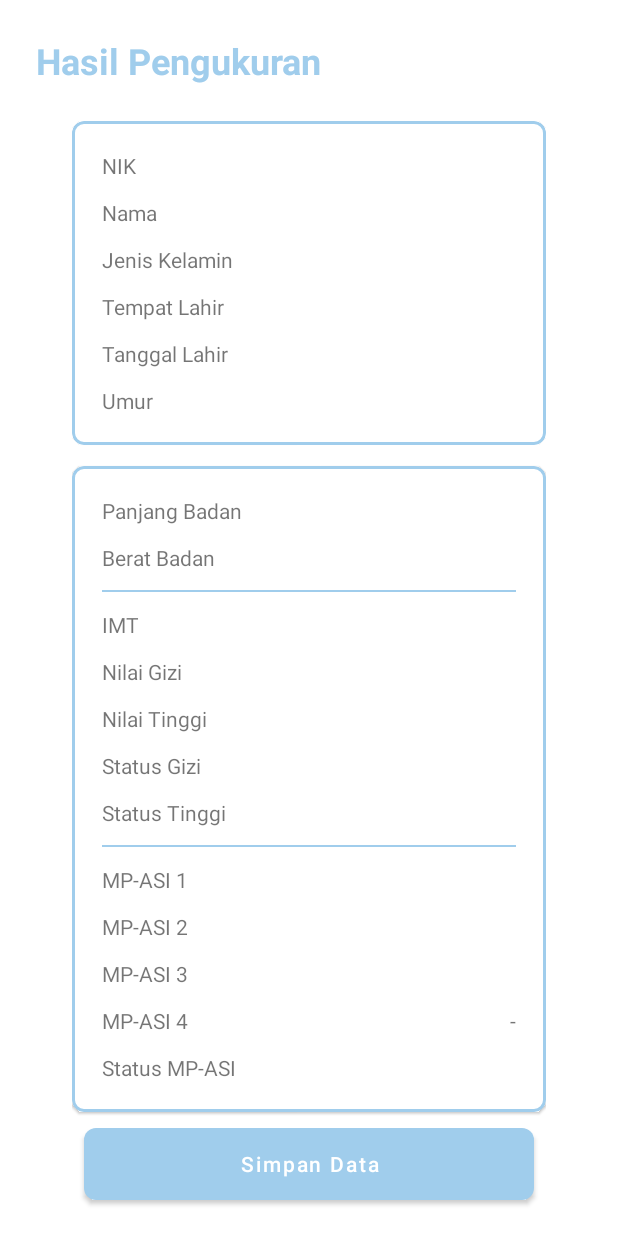
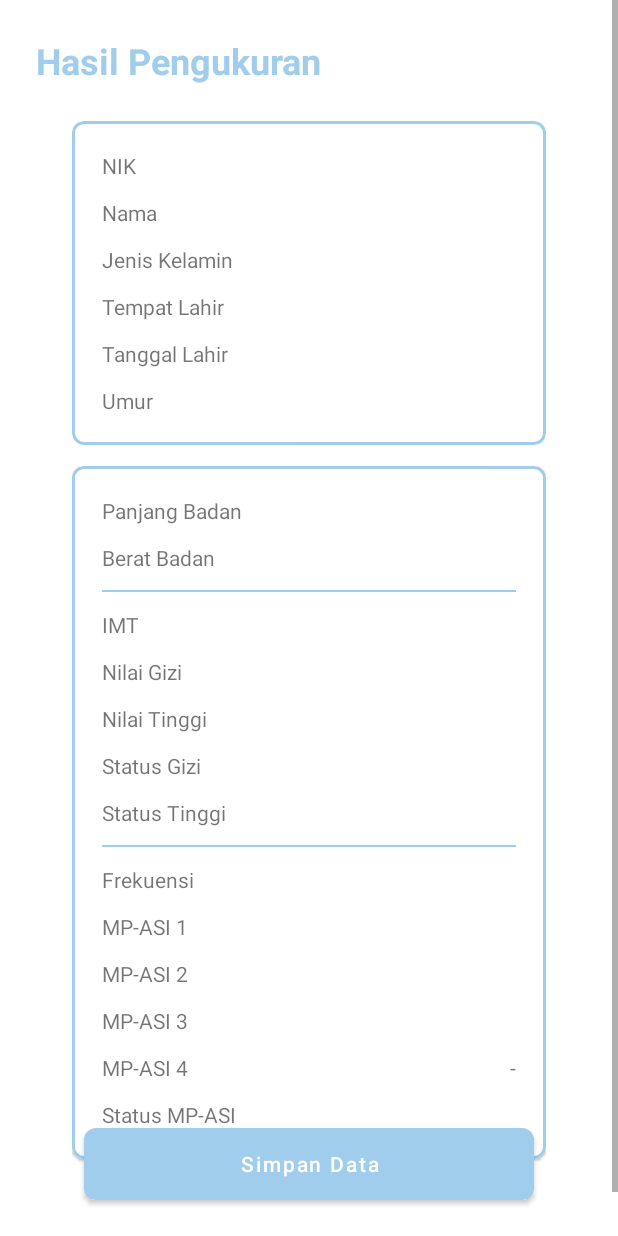
Before and after one commit to RikySaepuloh/HealthyBaby, an Android app: the layout activity_result.xml on its own in the app's theme, with its tools: preview values and no code run, on a phone screen of 412 x 824 dp. Run offline under Robolectric (Android 15) with nearby library versions, the phone set to English and light mode, and no system bars.

Commit message:
Perbaikan frekuensi

```diff
--- a/app/src/main/java/id/example/healthybaby/DetailRiwayatActivity.kt
+++ b/app/src/main/java/id/example/healthybaby/DetailRiwayatActivity.kt
@@ -79,6 +79,7 @@ class DetailRiwayatActivity : AppCompatActivity() {
                     }
                 }
 
+                binding.tvFrekuensi.text = mydata.get("frekuensi").toString()
                 binding.tvMpAsi1.text = mydata.get("mp-asi 1").toString()
                 binding.tvMpAsi2.text = mydata.get("mp-asi 2").toString()
                 binding.tvMpAsi3.text = mydata.get("mp-asi 3").toString()
--- a/app/src/main/java/id/example/healthybaby/ResultActivity.kt
+++ b/app/src/main/java/id/example/healthybaby/ResultActivity.kt
@@ -122,6 +122,7 @@ class ResultActivity : AppCompatActivity() {
         binding.tvStatusTinggi.text = statusTinggi
         binding.tvTb.text = preferences.getTB()
         binding.tvBb.text = preferences.getBB()
+        binding.tvFrekuensi.text = preferences.getFrekuensi()
         binding.tvMpAsi1.text = preferences.getJenis1()
         binding.tvMpAsi2.text = preferences.getJenis2()
         binding.tvMpAsi3.text = preferences.getJenis3()
--- a/app/src/main/res/layout/activity_result.xml
+++ b/app/src/main/res/layout/activity_result.xml
@@ -437,6 +437,28 @@
                                 android:layout_weight="1"
                                 android:layout_width="0dp"
                                 android:layout_height="wrap_content"
+                                android:text="Frekuensi"/>
+
+                            <TextView
+                                android:id="@+id/tv_frekuensi"
+                                android:layout_width="0dp"
+                                android:layout_weight="1"
+                                android:gravity="end"
+                                android:layout_height="wrap_content"
+                                android:text=""/>
+
+                        </LinearLayout>
+
+                        <LinearLayout
+                            android:layout_width="match_parent"
+                            android:layout_height="wrap_content"
+                            android:orientation="horizontal"
+                            android:layout_marginTop="12dp"
+                            android:weightSum="2">
+                            <TextView
+                                android:layout_weight="1"
+                                android:layout_width="0dp"
+                                android:layout_height="wrap_content"
                                 android:text="MP-ASI 1"/>
 
                             <TextView
--- a/app/src/main/res/values/themes.xml
+++ b/app/src/main/res/values/themes.xml
@@ -1,6 +1,6 @@
 <resources xmlns:tools="http://schemas.android.com/tools">
     <!-- Base application theme. -->
-    <style name="Theme.HealthyBaby" parent="Theme.MaterialComponents.DayNight.NoActionBar">
+    <style name="Theme.HealthyBaby" parent="Theme.MaterialComponents.Light.NoActionBar">
         <!-- Primary brand color. -->
         <item name="colorPrimary">@color/light_blue</item>
         <item name="colorPrimaryVariant">@color/light_blue</item>
```
Also changed, not shown: app/src/main/java/id/example/healthybaby/ProsesActivity.kt (+22 -10 lines), app/src/main/res/layout/activity_detail_riwayat.xml (+22 -0 lines), app/src/main/res/layout/activity_proses.xml (+33 -4 lines).
